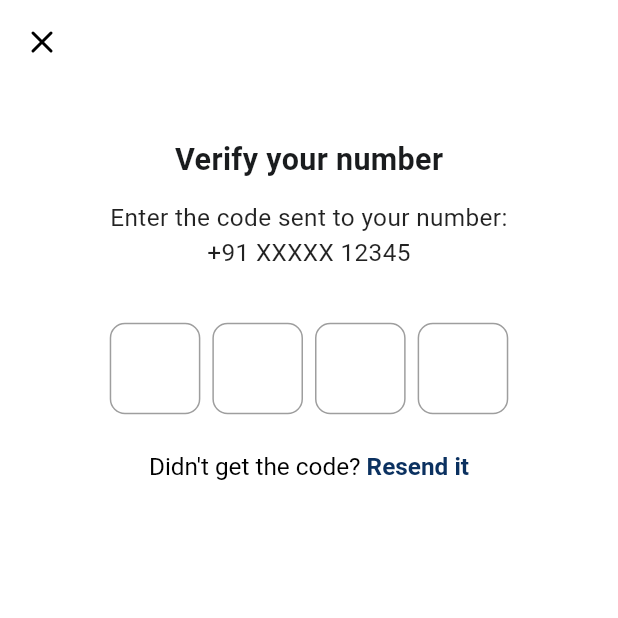
After one commit to Pro-ject-dev/amrita_school_admission, a Flutter app: the OtpScreen screen opened by its route, on a phone screen of 412 x 824 dp, the top half of it. The commit adds this screen. Run offline on Flutter 3.47's test engine with Material 3 defaults, Android fonts, the phone set to English and light mode, and no system bars; drawn by our look-alikes of pinput; our stand-ins replace dio, flutter_riverpod, flutter_screenutil, freezed_annotation, go_router, google_fonts and 3 more; accounts and stored records are empty; generated files the repository leaves out were written again; network calls fail.

Commit message:
otp page is completed

```diff
--- a/lib/features/landing/landing_screen.dart
+++ b/lib/features/landing/landing_screen.dart
@@ -2,6 +2,7 @@
 import 'package:amrita_vidyalyam_admission/constants/app_colors.dart';
 import 'package:amrita_vidyalyam_admission/constants/app_images.dart';
 import 'package:flutter/material.dart';
+import 'package:flutter/services.dart';
 import 'package:flutter_screenutil/flutter_screenutil.dart';
 
 import 'package:go_router/go_router.dart';
@@ -14,6 +15,9 @@ class LandingScreen extends StatelessWidget {
 
   @override
   Widget build(BuildContext context) {
+    SystemChrome.setSystemUIOverlayStyle(
+      const SystemUiOverlayStyle(statusBarIconBrightness: Brightness.light),
+    );
     return Scaffold(
       floatingActionButtonLocation: FloatingActionButtonLocation.endFloat,
       floatingActionButton: Column(
--- a/lib/features/login/login_screen.dart
+++ b/lib/features/login/login_screen.dart
@@ -135,7 +135,7 @@ class _LoginScreenState extends ConsumerState<LoginScreen> {
                                }
                              } else {
                                if (context.mounted) {
-                                 context.go("/landing");
+                                 context.push("/otp");
                                }
                              }
                            } else {
--- a/lib/features/login/viewmodel/login_view_model.dart
+++ b/lib/features/login/viewmodel/login_view_model.dart
@@ -34,8 +34,11 @@ class LoginViewModel extends StateNotifier<LoginState> {
       final validationResponse = await _repository.validateApplicant(mobileNumber);
       print("LOGIN DEBUG: Validation for $mobileNumber: $validationResponse");
 
+
       if (validationResponse['message'] != null &&
           validationResponse['message']['status'] == true) {
+
+
          final response = await _repository.fetchStudentApplicant(mobileNumber);
 
          if (response != null && response.message.status) {
--- /dev/null
+++ b/lib/features/otp/view/otp_screen.dart
@@ -0,0 +1,114 @@
+import 'dart:developer';
+
+import 'package:amrita_vidyalyam_admission/constants/app_colors.dart';
+import 'package:flutter/gestures.dart';
+import 'package:flutter/material.dart';
+import 'package:flutter_screenutil/flutter_screenutil.dart';
+import 'package:go_router/go_router.dart';
+import 'package:lucide_icons_flutter/lucide_icons.dart';
+import 'package:pinput/pinput.dart';
+
+class OtpScreen extends StatelessWidget {
+  OtpScreen({super.key});
+
+  final defaultPinTheme = PinTheme(
+    width: 55.w,
+    height: 60.h,
+    textStyle: TextStyle(
+      fontSize: 20.sp,
+      fontWeight: FontWeight.w600,
+      color: Colors.black,
+    ),
+    decoration: BoxDecoration(
+      borderRadius: BorderRadius.circular(10.r),
+      border: Border.all(color: Colors.grey),
+    ),
+  );
+
+  @override
+  Widget build(BuildContext context) {
+    return Scaffold(
+      backgroundColor: Colors.white,
+
+      appBar: AppBar(
+        backgroundColor: Colors.white,
+        elevation: 0,
+        leading: InkWell(
+          onTap: () {
+            context.pop();
+          },
+          child: Icon(LucideIcons.x, color: Colors.black)),
+      ),
+
+      body: Padding(
+        padding: EdgeInsets.all(16.sp),
+        child: Container(
+          width: double.infinity,
+          child: Column(
+            crossAxisAlignment: CrossAxisAlignment.center,
+            children: [
+              SizedBox(height: 20.h),
+
+              Text(
+                'Verify your number',
+                style: TextStyle(
+                  fontSize: 20.sp,
+                  fontWeight: FontWeight.w600
+                ),
+              ),
+
+              SizedBox(height: 12.h),
+
+              Text(
+                'Enter the code sent to your number:\n+91 XXXXX 12345',
+                textAlign: TextAlign.center,
+                style: TextStyle(fontSize: 16.sp, color: Colors.black87),
+              ),
+
+              SizedBox(height: 35.h),
+
+              Pinput(
+                keyboardType: TextInputType.number,
+                length: 4,
+                defaultPinTheme: defaultPinTheme,
+                focusedPinTheme: defaultPinTheme.copyWith(
+                  decoration: BoxDecoration(
+                    borderRadius: BorderRadius.circular(10.r),
+                    border: Border.all(color: AppColors.primary),
+                  ),
+                ),
+                onCompleted: (pin) {
+                  print("OTP Entered: $pin");
+                },
+              ),
+
+              SizedBox(height: 25.h),
+
+              /// Resend Text
+              RichText(
+                textAlign: TextAlign.center,
+                text: TextSpan(
+                  text: "Didn't get the code? ",
+                  style: TextStyle(
+                    fontSize: 16.sp,
+                    color: Colors.black,
+                  ),
+                  children: [
+                    TextSpan(
+                      recognizer: TapGestureRecognizer()..onTap = ()=> log('resend done '),
+                      text: "Resend it",
+                      style: TextStyle(
+                        color: AppColors.primary,
+                        fontWeight: FontWeight.w600,
+                      ),
+                    ),
+                  ],
+                ),
+              ),
+            ],
+          ),
+        ),
+      ),
+    );
+  }
+}
--- a/lib/router/app_router.dart
+++ b/lib/router/app_router.dart
@@ -2,6 +2,7 @@ import 'package:amrita_vidyalyam_admission/features/admission/view/admission_for
 import 'package:amrita_vidyalyam_admission/features/landing/landing_screen.dart';
 import 'package:amrita_vidyalyam_admission/features/login/login_screen.dart';
 import 'package:amrita_vidyalyam_admission/features/onBoarding/on_boarding_screen.dart';
+import 'package:amrita_vidyalyam_admission/features/otp/view/otp_screen.dart';
 import 'package:amrita_vidyalyam_admission/features/payment/payment_success_screen.dart';
 import 'package:amrita_vidyalyam_admission/features/splash/view/splash_screen.dart';
 import 'package:go_router/go_router.dart';
@@ -39,6 +40,10 @@ class AppRouter {
         path: '/landing',
         builder: (context, state) => const LandingScreen(),
       ),
+       GoRoute(
+        path: '/otp',
+        builder: (context, state) =>  OtpScreen(),
+      ),
     ],
   );
 }
--- a/pubspec.yaml
+++ b/pubspec.yaml
@@ -31,7 +31,7 @@ dependencies:
   flutter_secure_storage: ^9.2.4
   jwt_decode: ^0.3.1
   google_fonts: ^6.3.3
-  pay_with_easebuzz: ^2.2.3
+  pinput: ^3.0.0
 
 
 
```
Also changed, not shown: pubspec.lock, 5 other files.
